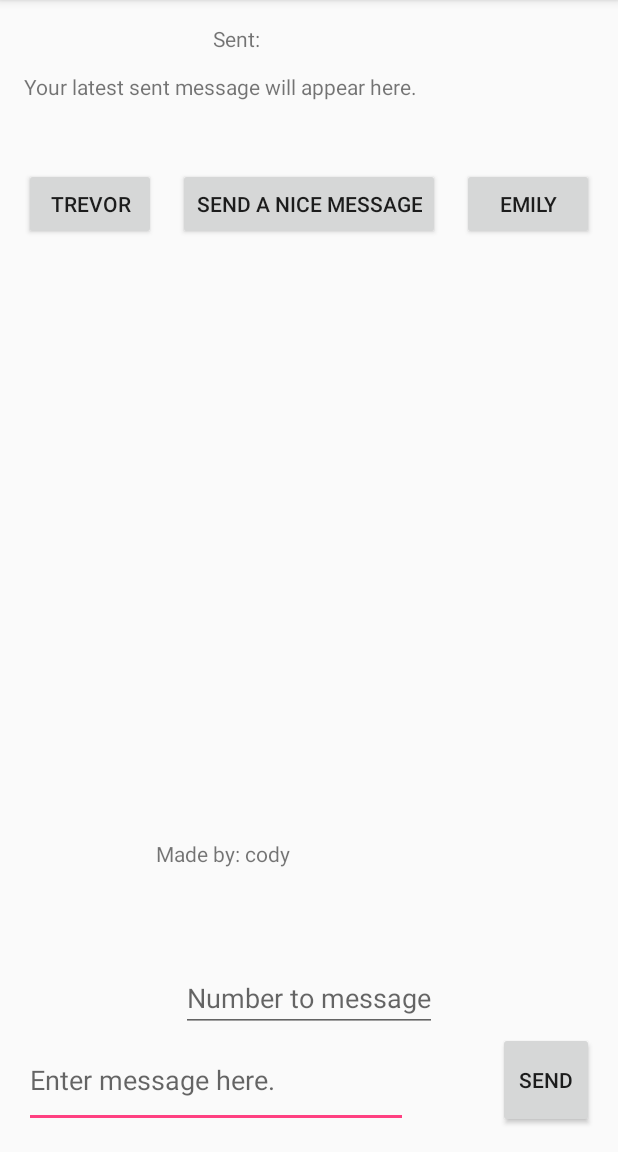
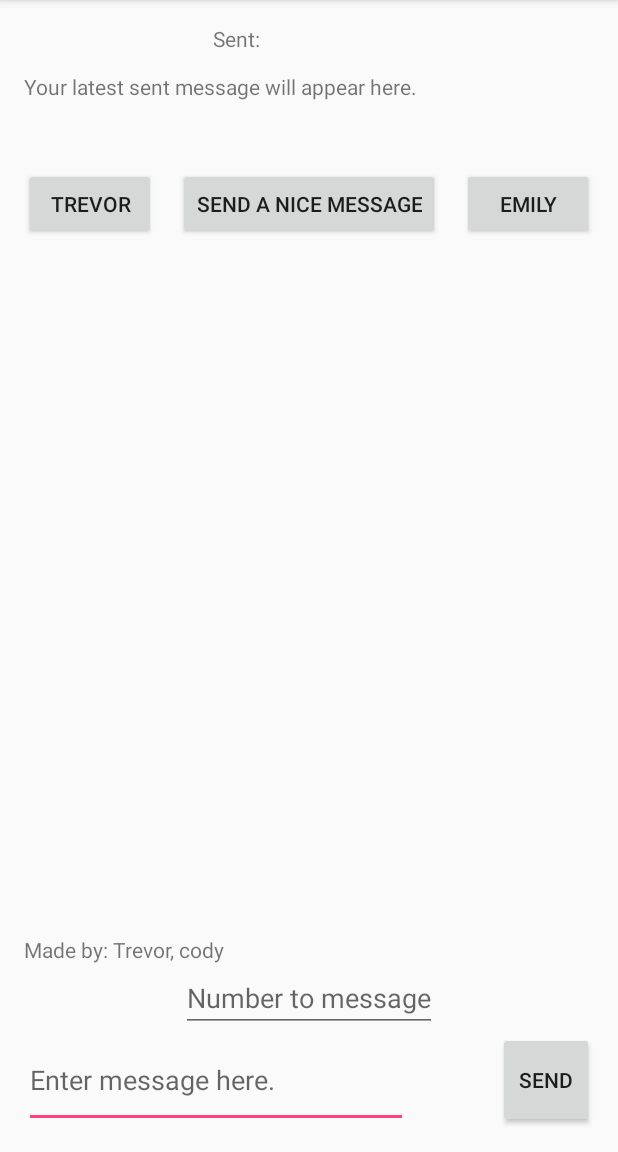
Before and after one commit to MrTj458/WorldsMostBaasicTextingApp, an Android app: the screen it shows after launch (TextingActivity), on a phone screen of 412 x 824 dp, the part 84-1236 px from its top. Run offline under Robolectric (Android 15) with nearby library versions, the light colour scheme and no system bars.

Commit message:
Added names to @author

```diff
--- a/app/src/main/java/com/example/thod0127/worldsmostbaasictextingapp/TextingActivity.java
+++ b/app/src/main/java/com/example/thod0127/worldsmostbaasictextingapp/TextingActivity.java
@@ -11,6 +11,7 @@ import android.widget.TextView;
 import java.util.ArrayList;
 
 /**
+ * @author Trevor Hodsdon
  * @author Cody Henrichsen - Extra class assignment.
  */
 public class TextingActivity extends AppCompatActivity
--- a/app/src/main/res/layout/activity_texting.xml
+++ b/app/src/main/res/layout/activity_texting.xml
@@ -88,11 +88,10 @@
         android:layout_width="wrap_content"
         android:layout_height="wrap_content"
         android:textAppearance="?android:attr/textAppearanceSmall"
-        android:text="Made by: cody"
+        android:text="Made by: Trevor, cody"
         android:id="@+id/textView"
         android:layout_above="@+id/numberBox"
-        android:layout_toRightOf="@+id/number1"
-        android:layout_toEndOf="@+id/number1"
-        android:layout_marginBottom="64dp"/>
+        android:layout_alignParentLeft="true"
+        android:layout_alignParentStart="true"/>
 
 </RelativeLayout>
```
